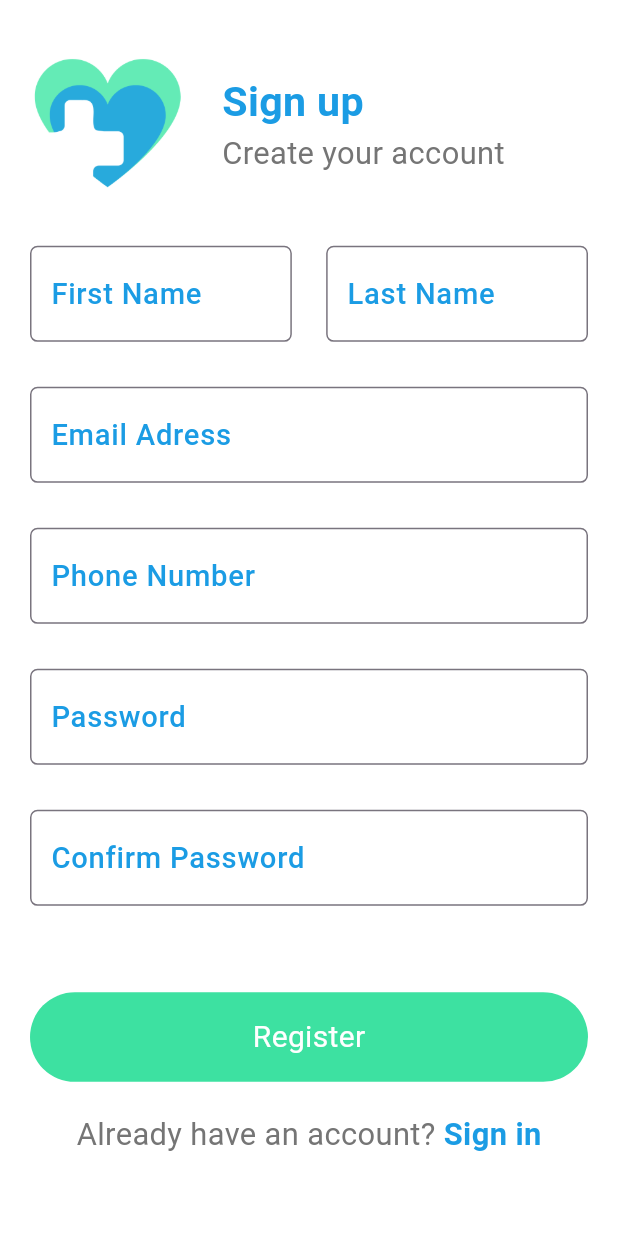
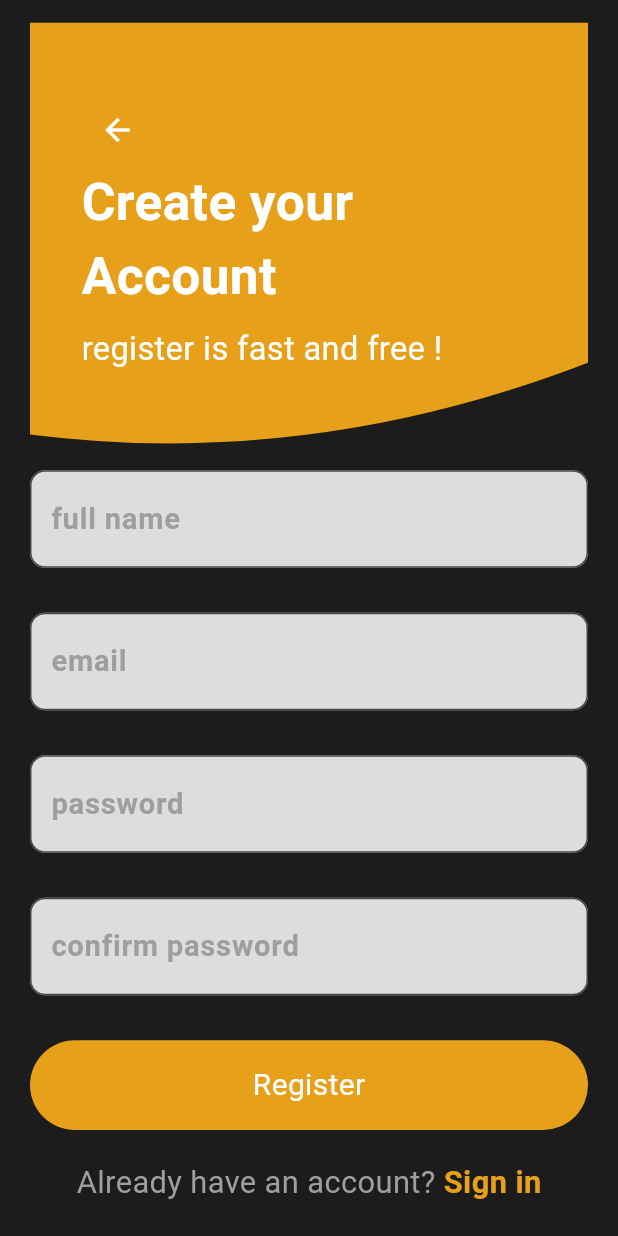
Before and after one commit to yassertioursi/3ilajFlutterApp, a Flutter app: the SignupPage screen opened by its route, on a phone screen of 412 x 824 dp. Run offline on Flutter 3.47's test engine with Material 3 defaults, Android fonts, the phone set to English and light mode, and no system bars; our stand-ins replace bloc, dartz, dio, email_validator, equatable, flutter_bloc and 3 more.

Commit message:
fix+ push

```diff
--- a/lib/core/constants/app_colors.dart
+++ b/lib/core/constants/app_colors.dart
@@ -1,8 +1,12 @@
 import 'package:flutter/material.dart';
 
 class AppColors {
+  static const Color mainYellow = Color(0xffE6A019);
   static const Color mainBlue = Color(0xff1B9CE4);
   static const Color mainGreen = Color(0xff3DE1A1);
-  static const Color subGrey = Color(0xff757575);
+  static const Color mainBlack = Color(0xff151515);
+  static const Color mainWhite = Color(0xD9FFFFFF);
+  static const Color subGrey = Color(0xff9E9E9E);
   static const Color errorRed = Color(0xffed4337);
+  static const Color bgBlack = Color(0xff1C1C1C);
 }
--- a/lib/features/auth/presentation/pages/login_page.dart
+++ b/lib/features/auth/presentation/pages/login_page.dart
@@ -3,6 +3,7 @@ import 'package:flutter_application_1/core/constants/app_colors.dart';
 import 'package:flutter_application_1/features/auth/domain/entities/user.dart';
 import 'package:flutter_application_1/features/auth/domain/validators.dart';
 import 'package:flutter_application_1/features/auth/presentation/bloc/bloc/login_signup_bloc.dart';
+import 'package:flutter_application_1/features/auth/presentation/widgets/curved_login_signup_header.dart';
 import 'package:flutter_application_1/features/auth/presentation/widgets/login_signup_button.dart';
 import 'package:flutter_application_1/features/auth/presentation/widgets/login_signup_form.dart';
 import 'package:flutter_application_1/features/auth/presentation/widgets/login_signup_sub_texts.dart';
@@ -31,90 +32,103 @@ class _LoginPageState extends State<LoginPage> {
   @override
   Widget build(BuildContext context) {
     return Scaffold(
-      backgroundColor: Colors.white,
+      backgroundColor: AppColors.bgBlack,
       body: _buildBody(),
     );
   }
 
   Widget _buildBody() {
-    return Padding(
-      padding: const EdgeInsets.fromLTRB(20, 0, 20, 40),
+    return SingleChildScrollView(
       child: Column(
-        mainAxisAlignment: MainAxisAlignment.spaceAround,
+        mainAxisAlignment: MainAxisAlignment.spaceBetween,
+        crossAxisAlignment: CrossAxisAlignment.start,
         children: [
-          _buildLoginHeader(),
+          const CurvedHeader(
+            title: 'Welcome\nBack !',
+            subtitle: 'Please Enter Your Credentials',
+          ),
+          Padding(
+            padding: EdgeInsets.symmetric(horizontal: 20.w, vertical: 30.h),
+            child: Column(
+              crossAxisAlignment: CrossAxisAlignment.start,
+              children: [
                 _buildLoginForm(),
-          Column(
-            children: [
+                SizedBox(height: 30.h),
                 LoginSignupButton(
                   buttonText: "Login",
                   onPressed: () {
                     _formKey.currentState!.validate();
-
                     context.read<LoginSignupBloc>().add(const LoginEvent(
                           user: UserAuth("", "", "", "", "", "", id: 1),
                         ));
                   },
                 ),
                 const LoginSignupSubTexts(
-                  question: "Do not have an account? ", route: "Sign up"),
+                  question: "Do not have an account? ",
+                  route: "Sign up",
+                ),
               ],
+            ),
           ),
         ],
       ),
     );
   }
 
-  Widget _buildLoginHeader() => Padding(
-        padding: const EdgeInsets.only(
-          top: 15.0,
+  // Widget _buildLoginHeader() => Padding(
+  //       padding: const EdgeInsets.only(
+  //         top: 15.0,
+  //       ),
+  //       child: Center(
+  //         child: Column(
+  //           mainAxisAlignment: MainAxisAlignment.start,
+  //           crossAxisAlignment: CrossAxisAlignment.center,
+  //           children: [
+  //             Image.asset(
+  //               'lib/core/images/logo.png',
+  //               height: 130.h,
+  //               width: 130.w,
+  //             ),
+  //             Text("Welcome Back",
+  //                 style: TextStyle(
+  //                     color: AppColors.mainBlue,
+  //                     fontSize: 27.sp,
+  //                     fontWeight: FontWeight.bold)),
+  //             Text("Enter your email and password",
+  //                 style: TextStyle(
+  //                     color: AppColors.subGrey,
+  //                     fontSize: 17.sp,
+  //                     fontWeight: FontWeight.w400)),
+  //           ],
+  //         ),
+  //       ),
+  //     );
+
+  Widget _buildLoginForm() => Form(
+        key: _formKey,
+        child: Padding(
+          padding: EdgeInsets.only(top: 40.h),
+          child: Column(
+            mainAxisAlignment: MainAxisAlignment.end,
+            children: [
+              LoginSignupForm(
+                controller: _emailController,
+                isForPassword: false,
+                isForPhoneNumber: false,
+                maxLength: 100,
+                validator: Validators.validateEmail,
+                hintText: "email",
               ),
-        child: Center(
-          child: Column(
-            mainAxisAlignment: MainAxisAlignment.start,
-            crossAxisAlignment: CrossAxisAlignment.center,
-            children: [
-              Image.asset(
-                'lib/core/images/logo.png',
-                height: 130.h,
-                width: 130.w,
+              LoginSignupForm(
+                controller: _passwordController,
+                isForPassword: true,
+                isForPhoneNumber: false,
+                maxLength: 20,
+                validator: Validators.validatePassword,
+                hintText: "password",
               ),
-              Text("Welcome Back",
-                  style: TextStyle(
-                      color: AppColors.mainBlue,
-                      fontSize: 27.sp,
-                      fontWeight: FontWeight.bold)),
-              Text("Enter your email and password",
-                  style: TextStyle(
-                      color: AppColors.subGrey,
-                      fontSize: 17.sp,
-                      fontWeight: FontWeight.w400)),
             ],
           ),
         ),
       );
-
-  Widget _buildLoginForm() => Form(
-        key: _formKey,
-        child: Column(
-          children: [
-            LoginSignupForm(
-              controller: _emailController,
-              labelText: 'Email Address',
-              isForPassword: false,
-              isForPhoneNumber: false,
-              maxLength: 100,
-              validator: Validators.validateEmail,
-            ),
-            LoginSignupForm(
-              controller: _passwordController,
-              labelText: 'Password',
-              isForPassword: true,
-              isForPhoneNumber: false,
-              maxLength: 20,
-              validator: Validators.validatePassword,
-            ),
-          ],
-        ),
-      );
 }
--- a/lib/features/auth/presentation/pages/signup_page.dart
+++ b/lib/features/auth/presentation/pages/signup_page.dart
@@ -3,11 +3,11 @@ import 'package:flutter_application_1/core/constants/app_colors.dart';
 import 'package:flutter_application_1/features/auth/domain/entities/user.dart';
 import 'package:flutter_application_1/features/auth/domain/validators.dart';
 import 'package:flutter_application_1/features/auth/presentation/bloc/bloc/login_signup_bloc.dart';
+import 'package:flutter_application_1/features/auth/presentation/widgets/curved_login_signup_header.dart';
 import 'package:flutter_application_1/features/auth/presentation/widgets/login_signup_button.dart';
 import 'package:flutter_application_1/features/auth/presentation/widgets/login_signup_form.dart';
 import 'package:flutter_application_1/features/auth/presentation/widgets/login_signup_sub_texts.dart';
 import 'package:flutter_bloc/flutter_bloc.dart';
-import 'package:flutter_screenutil/flutter_screenutil.dart';
 
 class SignupPage extends StatefulWidget {
   const SignupPage({super.key});
@@ -40,7 +40,7 @@ class _SignupPageState extends State<SignupPage> {
   @override
   Widget build(BuildContext context) {
     return Scaffold(
-      backgroundColor: Colors.white,
+      backgroundColor: AppColors.bgBlack,
       body: _buildBody(),
     );
   }
@@ -51,7 +51,11 @@ class _SignupPageState extends State<SignupPage> {
       child: Column(
         mainAxisAlignment: MainAxisAlignment.spaceAround,
         children: [
-          _buildSignupHeader(),
+          const CurvedHeader(
+            title: 'Create your\nAccount',
+            subtitle: 'register is fast and free !',
+            showBackButton: true,
+          ),
           _buildSignupForm(),
           Column(
             children: [
@@ -74,36 +78,36 @@ class _SignupPageState extends State<SignupPage> {
     );
   }
 
-  Widget _buildSignupHeader() => Center(
-        child: Row(
-          children: [
-            Image.asset(
-              'lib/core/images/logo.png',
-              height: 90.h,
-              width: 90.w,
-            ),
-            Padding(
-              padding: const EdgeInsets.only(left: 25.0),
-              child: Column(
-                crossAxisAlignment: CrossAxisAlignment.start,
-                children: [
-                  Text("Sign up",
-                      style: TextStyle(
-                          color: AppColors.mainBlue,
-                          fontSize: 24.sp,
-                          fontWeight: FontWeight.bold)),
-                  Text("Create your account",
-                      textAlign: TextAlign.right,
-                      style: TextStyle(
-                          color: AppColors.subGrey,
-                          fontSize: 18.sp,
-                          fontWeight: FontWeight.w400)),
-                ],
-              ),
-            ),
-          ],
-        ),
-      );
+  // Widget _buildSignupHeader() => Center(
+  //       child: Row(
+  //         children: [
+  //           Image.asset(
+  //             'lib/core/images/logo.png',
+  //             height: 90.h,
+  //             width: 90.w,
+  //           ),
+  //           Padding(
+  //             padding: const EdgeInsets.only(left: 25.0),
+  //             child: Column(
+  //               crossAxisAlignment: CrossAxisAlignment.start,
+  //               children: [
+  //                 Text("Sign up",
+  //                     style: TextStyle(
+  //                         color: AppColors.mainBlue,
+  //                         fontSize: 24.sp,
+  //                         fontWeight: FontWeight.bold)),
+  //                 Text("Create your account",
+  //                     textAlign: TextAlign.right,
+  //                     style: TextStyle(
+  //                         color: AppColors.subGrey,
+  //                         fontSize: 18.sp,
+  //                         fontWeight: FontWeight.w400)),
+  //               ],
+  //             ),
+  //           ),
+  //         ],
+  //       ),
+  //     );
 
   Widget _buildSignupForm() => Form(
         key: _formKey,
@@ -113,19 +117,8 @@ class _SignupPageState extends State<SignupPage> {
               children: [
                 Expanded(
                   child: LoginSignupForm(
-                    controller: _firstNameController,
-                    labelText: 'First Name',
-                    isForPassword: false,
-                    isForPhoneNumber: false,
-                    maxLength: 20,
-                    validator: Validators.validateName,
-                  ),
-                ),
-                SizedBox(width: 20.w),
-                Expanded(
-                  child: LoginSignupForm(
                     controller: _lastNameController,
-                    labelText: 'Last Name',
+                    hintText: "full name",
                     isForPassword: false,
                     isForPhoneNumber: false,
                     maxLength: 20,
@@ -136,23 +129,15 @@ class _SignupPageState extends State<SignupPage> {
             ),
             LoginSignupForm(
               controller: _emailController,
-              labelText: 'Email Adress',
+              hintText: "email",
               isForPassword: false,
               isForPhoneNumber: false,
               maxLength: 100,
               validator: Validators.validateEmail,
             ),
             LoginSignupForm(
-              controller: _phoneNumberController,
-              labelText: 'Phone Number',
-              isForPassword: false,
-              isForPhoneNumber: true,
-              maxLength: 10,
-              validator: Validators.validatePhoneNumber,
-            ),
-            LoginSignupForm(
               controller: _passwordController,
-              labelText: 'Password',
+              hintText: 'password',
               isForPassword: true,
               isForPhoneNumber: false,
               maxLength: 20,
@@ -163,7 +148,7 @@ class _SignupPageState extends State<SignupPage> {
             ),
             LoginSignupForm(
               controller: _confirmPasswordController,
-              labelText: 'Confirm Password',
+              hintText: 'confirm password',
               isForPassword: true,
               isForPhoneNumber: false,
               maxLength: 20,
--- /dev/null
+++ b/lib/features/auth/presentation/widgets/curved_login_signup_header.dart
@@ -0,0 +1,82 @@
+import 'package:flutter/material.dart';
+import 'package:flutter_application_1/core/constants/app_colors.dart';
+import 'package:flutter_screenutil/flutter_screenutil.dart';
+
+class CurvedHeader extends StatelessWidget {
+  final String title;
+  final String subtitle;
+  final bool showBackButton;
+
+  const CurvedHeader({
+    super.key,
+    required this.title,
+    required this.subtitle,
+    this.showBackButton = false,
+  });
+
+  @override
+  Widget build(BuildContext context) {
+    return ClipPath(
+      clipper: HeaderClipper(),
+      child: Container(
+        height: 250.h,
+        width: double.infinity,
+        color: AppColors.mainYellow,
+        child: Padding(
+          padding: EdgeInsets.only(top: 40.h, left: 30.w),
+          child: Column(
+            crossAxisAlignment: CrossAxisAlignment.start,
+            children: [
+              showBackButton ? _buildBackButton(context) : const SizedBox(),
+              Text(
+                title,
+                style: TextStyle(
+                  color: Colors.white,
+                  fontSize: 30.sp,
+                  fontWeight: FontWeight.bold,
+                ),
+              ),
+              SizedBox(height: 7.h),
+              Text(
+                subtitle,
+                style: TextStyle(
+                  color: Colors.white,
+                  fontSize: 19.sp,
+                ),
+              ),
+            ],
+          ),
+        ),
+      ),
+    );
+  }
+}
+
+class HeaderClipper extends CustomClipper<Path> {
+  @override
+  Path getClip(Size size) {
+    final path = Path();
+    path.lineTo(0, size.height - 20.h);
+    path.quadraticBezierTo(
+      size.width / 2,
+      size.height,
+      size.width,
+      size.height - 60.h,
+    );
+    path.lineTo(size.width, 0);
+    path.close();
+    return path;
+  }
+
+  @override
+  bool shouldReclip(CustomClipper<Path> oldClipper) => false;
+}
+
+Widget _buildBackButton(BuildContext context) {
+  return IconButton(
+    icon: const Icon(Icons.arrow_back, color: Colors.white),
+    onPressed: () {
+      Navigator.of(context).pop();
+    },
+  );
+}
--- a/lib/features/auth/presentation/widgets/login_signup_button.dart
+++ b/lib/features/auth/presentation/widgets/login_signup_button.dart
@@ -17,7 +17,7 @@ class LoginSignupButton extends StatelessWidget {
       height: 50.h,
       decoration: BoxDecoration(
         borderRadius: BorderRadius.circular(40),
-        color: AppColors.mainGreen,
+        color: AppColors.mainYellow,
       ),
       child: InkWell(
         onTap: onPressed,
--- a/lib/features/auth/presentation/widgets/login_signup_form.dart
+++ b/lib/features/auth/presentation/widgets/login_signup_form.dart
@@ -4,7 +4,7 @@ import 'package:flutter_screenutil/flutter_screenutil.dart';
 
 class LoginSignupForm extends StatelessWidget {
   final TextEditingController controller;
-  final String labelText;
+  final String hintText;
   final String? Function(String)? validator;
   final bool isForPassword;
   final bool isForPhoneNumber;
@@ -13,7 +13,7 @@ class LoginSignupForm extends StatelessWidget {
   const LoginSignupForm(
       {super.key,
       required this.controller,
-      required this.labelText,
+      required this.hintText,
       this.validator,
       required this.isForPassword,
       required this.isForPhoneNumber,
@@ -36,25 +36,25 @@ class LoginSignupForm extends StatelessWidget {
         decoration: InputDecoration(
           errorStyle: const TextStyle(color: AppColors.errorRed),
           contentPadding: const EdgeInsets.fromLTRB(10, 18, 10, 18),
-          focusedBorder: OutlineInputBorder(
-              borderRadius: BorderRadius.circular(5),
-              borderSide: const BorderSide(
-                color: AppColors.mainGreen,
-                width: 2,
-              )),
           border: OutlineInputBorder(
-              borderRadius: BorderRadius.circular(5),
+              borderRadius: BorderRadius.circular(10),
               borderSide: const BorderSide(
                 color: AppColors.subGrey,
                 width: 3,
               )),
-          label: Text(
-            labelText,
-            style: TextStyle(
-                color: AppColors.mainBlue,
-                fontSize: 17.sp,
-                fontWeight: FontWeight.w500),
-          ),
+          focusedBorder: OutlineInputBorder(
+              borderRadius: BorderRadius.circular(10),
+              borderSide: const BorderSide(
+                color: Colors.transparent,
+                width: 0,
+              )),
+          hintText: hintText,
+          hintStyle: TextStyle(
+              color: AppColors.subGrey,
+              fontSize: 17.sp,
+              fontWeight: FontWeight.bold),
+          fillColor: AppColors.mainWhite,
+          filled: true,
         ),
       ),
     );
--- a/lib/features/auth/presentation/widgets/login_signup_sub_texts.dart
+++ b/lib/features/auth/presentation/widgets/login_signup_sub_texts.dart
@@ -29,7 +29,7 @@ class LoginSignupSubTexts extends StatelessWidget {
           child: Text(
             route,
             style: TextStyle(
-                color: AppColors.mainBlue,
+                color: AppColors.mainYellow,
                 fontSize: 18.sp,
                 fontWeight: FontWeight.w600),
           ),
```
Also changed, not shown: lib/core/images/logo.png, pubspec.lock. Lines whose indentation alone changed are shown as unchanged.
